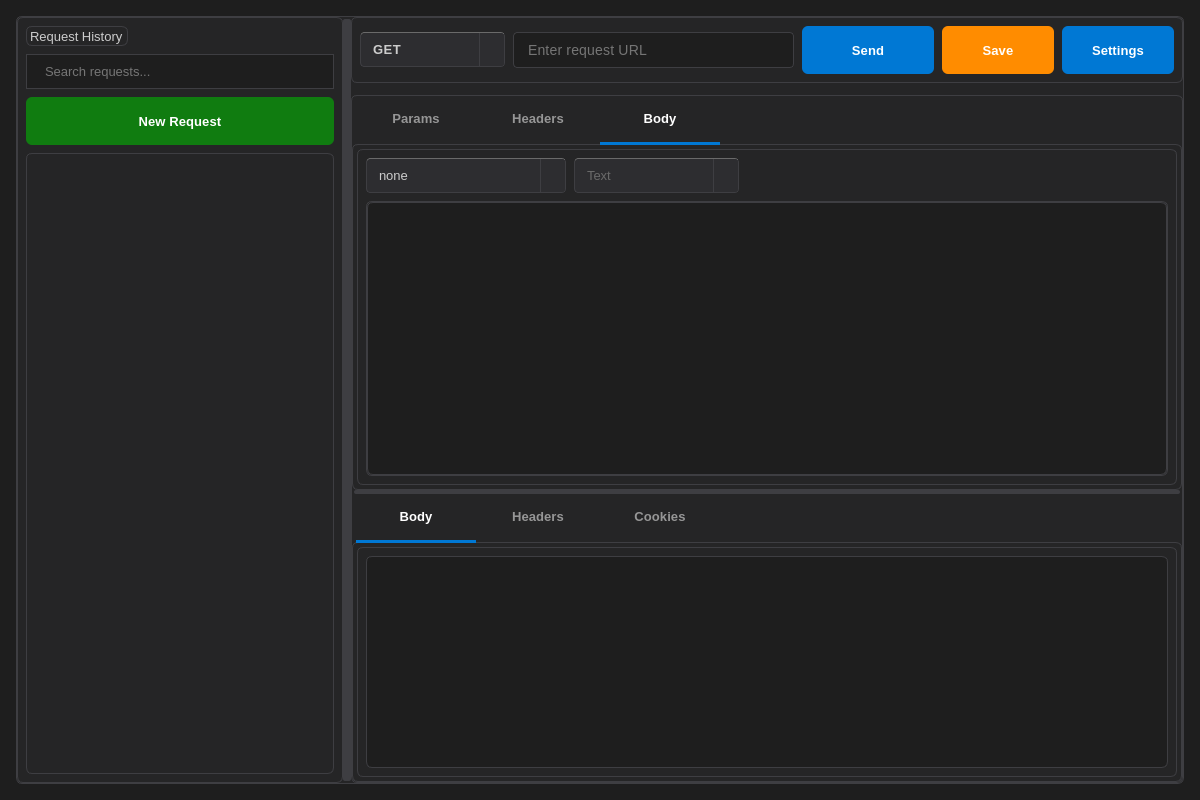
Above: samples/networkrequesttool/NetworkRequestTool.ui from VilasWang/qt-network-request before the change. Below: the same form after it.
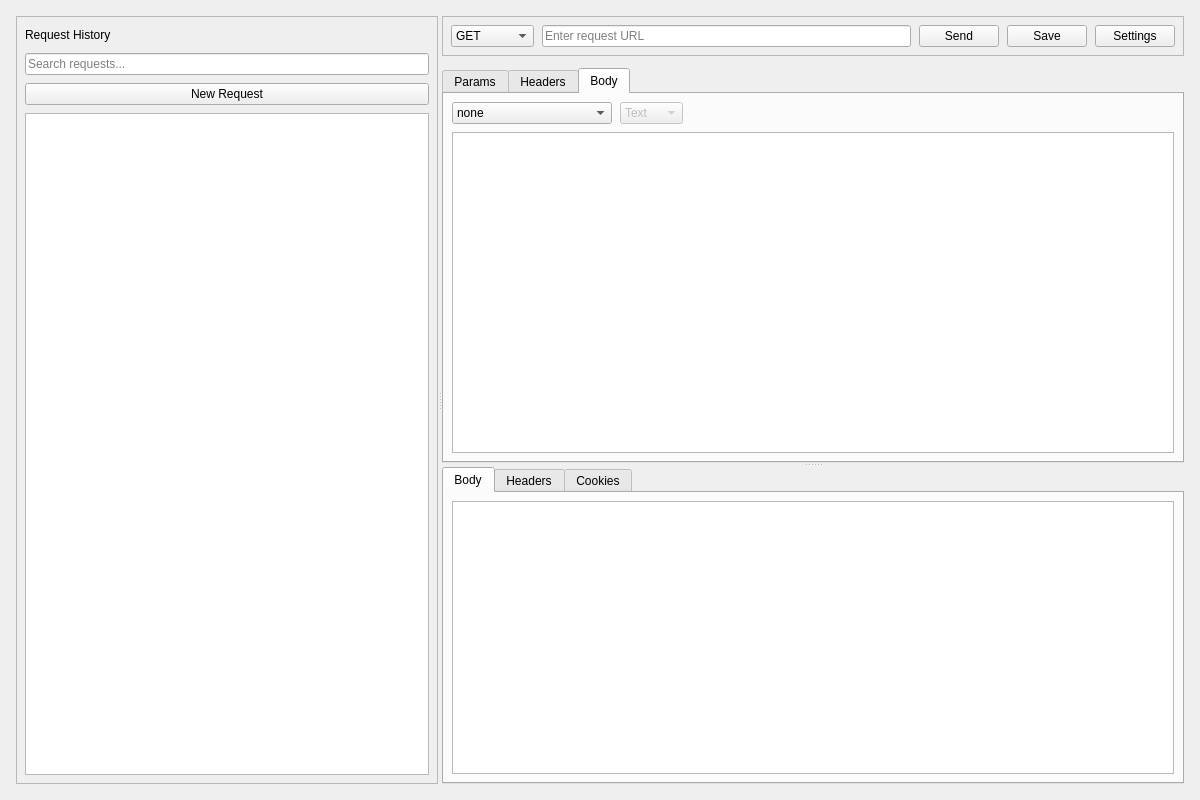
That is the form after the change.

The edit to the form file:
```diff
--- a/samples/networkrequesttool/NetworkRequestTool.ui
+++ b/samples/networkrequesttool/NetworkRequestTool.ui
@@ -13,1004 +13,6 @@
   <property name="windowTitle">
    <string>Request Tool</string>
   </property>
-  <property name="styleSheet">
-   <string notr="true">/* VSCode-Inspired Professional Dark Theme - Qt5 Compatible */
-/* ========================================
-   DESIGN SYSTEM CONSTANTS
-   ======================================== */
-
-/* Color Definitions (Qt5 compatible) */
-/* Background Colors */
-/* BG Primary: #1e1e1e, BG Secondary: #252526, BG Tertiary: #2d2d30 */
-/* Border Colors: Light #3e3e42, Medium #4e4e52 */
-/* Text Colors: Primary #cccccc, Secondary #969696, Disabled #6a6a6a */
-/* Accent Colors: Blue #0078d4, Green #107c10, Orange #ff8c00 */
-/* State Colors: Hover #106ebe, Pressed #005a9e */
-
-/* ========================================
-   GLOBAL STYLES
-   ======================================== */
-
-QMainWindow {
-    background-color: #1e1e1e;
-    color: #cccccc;
-    font-family: 'Segoe UI', 'SF Pro Display', -apple-system, BlinkMacSystemFont, Arial, sans-serif;
-    font-size: 13px;
-    font-weight: 400;
-}
-
-QWidget#centralWidget {
-    background-color: #1e1e1e;
-    color: #cccccc;
-}
-
-/* ========================================
-   CONTAINER STYLES
-   ======================================== */
-
-QFrame {
-    background-color: #252526;
-    border: 1px solid #3e3e42;
-    border-radius: 6px;
-    padding: 0px;
-}
-
-QFrame[frameShape="0"] {
-    border: none;
-    background-color: transparent;
-}
-
-/* ========================================
-   TYPOGRAPHY SYSTEM
-   ======================================== */
-
-QLabel {
-    color: #cccccc;
-    font-size: 13px;
-    font-family: 'Segoe UI', 'SF Pro Display', -apple-system, BlinkMacSystemFont, Arial, sans-serif;
-    font-weight: 400;
-    background-color: transparent;
-}
-
-QLabel.heading {
-    color: #ffffff;
-    font-size: 16px;
-    font-weight: 600;
-    font-family: 'Segoe UI', 'SF Pro Display', -apple-system, BlinkMacSystemFont, Arial, sans-serif;
-    letter-spacing: -0.2px;
-}
-
-QLabel.subheading {
-    color: #cccccc;
-    font-size: 14px;
-    font-weight: 500;
-    font-family: 'Segoe UI', 'SF Pro Display', -apple-system, BlinkMacSystemFont, Arial, sans-serif;
-}
-
-QLabel.small {
-    font-size: 11px;
-    color: #969696;
-    font-weight: 500;
-    text-transform: uppercase;
-    letter-spacing: 0.5px;
-}
-
-/* ========================================
-   INPUT CONTROLS
-   ======================================== */
-
-QLineEdit, QComboBox, QTextEdit {
-    border: 1px solid #3e3e42;
-    border-radius: 4px;
-    padding: 8px 12px;
-    background-color: #1e1e1e;
-    color: #cccccc;
-    font-size: 13px;
-    font-family: 'Segoe UI', 'SF Pro Display', -apple-system, BlinkMacSystemFont, 'Consolas', 'Courier New', monospace;
-    selection-background-color: #0078d4;
-    selection-color: #ffffff;
-}
-
-QLineEdit:focus, QComboBox:focus, QTextEdit:focus {
-    border: 2px solid #0078d4;
-    background-color: #1e1e1e;
-    outline: none;
-    padding: 7px 11px; /* Compensate for 2px border */
-}
-
-QLineEdit:disabled, QComboBox:disabled, QTextEdit:disabled {
-    background-color: #2d2d30;
-    color: #6a6a6a;
-    border-color: #3e3e42;
-}
-
-QLineEdit::placeholder {
-    color: #6a6a6a;
-    font-style: italic;
-}
-
-QLineEdit:hover, QComboBox:hover {
-    border-color: #4e4e52;
-}
-
-QLineEdit:focus:hover, QComboBox:focus:hover {
-    border-color: #0078d4;
-}
-
-/* ========================================
-   COMBOBOX STYLING
-   ======================================== */
-
-QComboBox {
-    min-width: 100px;
-    padding-right: 24px; /* Space for dropdown arrow */
-    text-align: left;
-}
-
-QComboBox QAbstractItemView {
-    background-color: #252526;
-    color: #cccccc;
-    border: 1px solid #4e4e52;
-    selection-background-color: #0078d4;
-    selection-color: #ffffff;
-    outline: none;
-    border-radius: 4px;
-    padding: 4px 0;
-    font-size: 13px;
-}
-
-QComboBox QAbstractItemView::item {
-    padding: 8px 12px;
-    min-height: 20px;
-    border: none;
-    margin: 1px 8px;
-    border-radius: 3px;
-}
-
-/* Note: Qt5 may have limited support for nested pseudo-classes */
-
-QComboBox::drop-down {
-    subcontrol-origin: padding;
-    subcontrol-position: top right;
-    width: 24px;
-    border-left: 1px solid #3e3e42;
-    border-top-right-radius: 3px;
-    border-bottom-right-radius: 3px;
-    background-color: #2d2d30;
-}
-
-QComboBox::drop-down:hover {
-    background-color: #3e3e42;
-    border-left-color: #4e4e52;
-}
-
-QComboBox::drop-down:pressed {
-    background-color: #0078d4;
-    border-left-color: #0078d4;
-}
-
-QComboBox::down-arrow {
-    image: none;
-    width: 0;
-    height: 0;
-    border-left: 5px solid transparent;
-    border-right: 5px solid transparent;
-    border-top: 5px solid #cccccc;
-    margin: 2px;
-}
-
-QComboBox::down-arrow:hover {
-    border-top-color: #ffffff;
-}
-
-QComboBox::down-arrow:pressed {
-    border-top-color: #ffffff;
-}
-
-QComboBox:disabled {
-    background-color: #2d2d30;
-    color: #6a6a6a;
-}
-
-QComboBox:disabled::drop-down {
-    background-color: #2d2d30;
-    border-left-color: #3e3e42;
-}
-
-QComboBox:disabled::down-arrow {
-    border-top-color: #6a6a6a;
-}
-
-/* ========================================
-   TAB WIDGET STYLING
-   ======================================== */
-
-QTabWidget::pane {
-    border: 1px solid #3e3e42;
-    border-radius: 6px;
-    background-color: #252526;
-    padding: 4px;
-    top: -1px;
-}
-
-QTabBar::tab {
-    background-color: transparent;
-    color: #969696;
-    border: none;
-    border-bottom: 3px solid transparent;
-    padding: 12px 20px 14px 20px;
-    margin-right: 2px;
-    font-weight: 500;
-    font-family: 'Segoe UI', 'SF Pro Display', -apple-system, BlinkMacSystemFont, Arial, sans-serif;
-    font-size: 13px;
-    min-width: 80px;
-    min-height: 20px;
-    letter-spacing: 0.1px;
-    line-height: 16px;
-}
-
-QTabBar::tab:selected {
-    color: #ffffff;
-    border-bottom: 3px solid #0078d4;
-    background-color: #252526;
-}
-
-/* Note: Qt5 doesn't support :!selected - simplified hover */
-
-QTabBar::tab:first {
-    margin-left: 4px;
-}
-
-/* ========================================
-   TABLE WIDGET STYLING
-   ======================================== */
-
-QTableWidget {
-    border: 1px solid #3e3e42;
-    border-radius: 6px;
-    background-color: #252526;
-    alternate-background-color: #2d2d30;
-    gridline-color: #3e3e42;
-    selection-background-color: #0078d4;
-    selection-color: #ffffff;
-    font-size: 13px;
-    font-family: 'Segoe UI', 'SF Pro Display', -apple-system, BlinkMacSystemFont, Arial, sans-serif;
-    outline: none;
-}
-
-QTableWidget::item {
-    padding: 8px 12px;
-    border-bottom: 1px solid #3e3e42;
-    color: #cccccc;
-    min-height: 28px;
-    background-color: #252526;
-}
-
-QTableWidget::item:selected {
-    background-color: #0078d4;
-    color: #ffffff;
-}
-
-/* Note: Qt5 doesn't support complex pseudo-classes like :!selected and :alternate:hover:!selected */
-
-/* ========================================
-   TABLE EDITOR STYLING
-   ======================================== */
-
-QTableWidget QLineEdit {
-    background-color: #1e1e1e;
-    color: #cccccc;
-    border: 2px solid #0078d4;
-    padding: 4px 8px;
-    border-radius: 3px;
-    font-size: 12px;
-}
-
-QTableWidget QLineEdit:focus {
-    background-color: #1e1e1e;
-    border: 2px solid #0078d4;
-    outline: none;
-}
-
-QTableWidget QComboBox {
-    background-color: #1e1e1e;
-    color: #cccccc;
-    border: 2px solid #0078d4;
-    padding: 4px 8px;
-    border-radius: 3px;
-    min-height: 20px;
-    font-size: 12px;
-}
-
-QTableWidget QComboBox:focus {
-    background-color: #1e1e1e;
-    border: 2px solid #0078d4;
-    outline: none;
-}
-
-/* ========================================
-   TABLE HEADER STYLING
-   ======================================== */
-
-QHeaderView::section {
-    background-color: #2d2d30;
-    color: #cccccc;
-    padding: 10px 12px;
-    border: none;
-    border-right: 1px solid #3e3e42;
-    border-bottom: 2px solid #0078d4;
-    font-weight: 600;
-    font-size: 12px;
-    font-family: 'Segoe UI', 'SF Pro Display', -apple-system, BlinkMacSystemFont, Arial, sans-serif;
-    letter-spacing: 0.2px;
-    text-transform: uppercase;
-}
-
-QHeaderView::section:first {
-    border-top-left-radius: 6px;
-}
-
-QHeaderView::section:last {
-    border-top-right-radius: 6px;
-    border-right: none;
-}
-
-QHeaderView::section:hover {
-    background-color: #333337;
-    color: #ffffff;
-}
-
-QHeaderView::section:pressed {
-    background-color: #0078d4;
-    color: #ffffff;
-}
-
-/* ========================================
-   LIST WIDGET STYLING
-   ======================================== */
-
-QListWidget {
-    border: 1px solid #3e3e42;
-    border-radius: 6px;
-    background-color: #252526;
-    font-size: 13px;
-    font-family: 'Segoe UI', 'SF Pro Display', -apple-system, BlinkMacSystemFont, Arial, sans-serif;
-    outline: none;
-    padding: 4px;
-}
-
-QListWidget::item {
-    padding: 10px 12px;
-    border: none;
-    margin: 2px;
-    color: #cccccc;
-    border-radius: 4px;
-    background-color: transparent;
-    min-height: 24px;
-}
-
-QListWidget::item:selected {
-    background-color: #0078d4;
-    color: #ffffff;
-}
-
-/* Note: Qt5 doesn't support :hover:!selected - simplified for compatibility */
-
-QListWidget::item:focus {
-    border: 1px solid #0078d4;
-    border-radius: 3px;
-}
-
-/* ========================================
-   BUTTON STYLING SYSTEM
-   ======================================== */
-
-QPushButton {
-    background-color: #0078d4;
-    color: #ffffff;
-    border: none;
-    border-radius: 6px;
-    padding: 8px 16px;
-    font-size: 13px;
-    font-weight: 500;
-    font-family: 'Segoe UI', 'SF Pro Display', -apple-system, BlinkMacSystemFont, Arial, sans-serif;
-    min-width: 80px;
-    min-height: 32px;
-    letter-spacing: 0.1px;
-    text-align: center;
-}
-
-QPushButton:hover {
-    background-color: #106ebe;
-}
-
-QPushButton:pressed {
-    background-color: #005a9e;
-}
-
-QPushButton:disabled {
-    background-color: #3e3e42;
-    color: #6a6a6a;
-}
-
-QPushButton:focus {
-    border: 2px solid #0078d4;
-    padding: 6px 14px;
-}
-
-/* Primary Action Buttons */
-QPushButton#btn_new_request {
-    background-color: #107c10;
-    font-weight: 600;
-}
-
-QPushButton#btn_new_request:hover {
-    background-color: #128a0f;
-}
-
-QPushButton#btn_new_request:pressed {
-    background-color: #0d5e0d;
-}
-
-QPushButton#btn_new_request:focus {
-    border: 2px solid #107c10;
-}
-
-/* Secondary Action Buttons */
-QPushButton#btn_save {
-    background-color: #ff8c00;
-    font-weight: 500;
-}
-
-QPushButton#btn_save:hover {
-    background-color: #ffa500;
-}
-
-QPushButton#btn_save:pressed {
-    background-color: #e67300;
-}
-
-QPushButton#btn_save:focus {
-    border: 2px solid #ff8c00;
-}
-
-/* Primary Action Button */
-QPushButton#btn_send {
-    background-color: #0078d4;
-    font-weight: 600;
-    min-width: 100px;
-}
-
-QPushButton#btn_send:hover {
-    background-color: #106ebe;
-}
-
-QPushButton#btn_send:pressed {
-    background-color: #005a9e;
-}
-
-QPushButton#btn_send:focus {
-    border: 2px solid #0078d4;
-}
-
-/* Small utility buttons - individually styled for Qt5 compatibility */
-QPushButton#btn_add_param {
-    background-color: #3e3e42;
-    color: #cccccc;
-    min-width: 60px;
-    padding: 6px 12px;
-    font-size: 12px;
-    border-radius: 4px;
-}
-
-QPushButton#btn_remove_param {
-    background-color: #3e3e42;
-    color: #cccccc;
-    min-width: 60px;
-    padding: 6px 12px;
-    font-size: 12px;
-    border-radius: 4px;
-}
-
-QPushButton#btn_add_header {
-    background-color: #3e3e42;
-    color: #cccccc;
-    min-width: 60px;
-    padding: 6px 12px;
-    font-size: 12px;
-    border-radius: 4px;
-}
-
-QPushButton#btn_remove_header {
-    background-color: #3e3e42;
-    color: #cccccc;
-    min-width: 60px;
-    padding: 6px 12px;
-    font-size: 12px;
-    border-radius: 4px;
-}
-
-QPushButton#btn_add_body {
-    background-color: #3e3e42;
-    color: #cccccc;
-    min-width: 60px;
-    padding: 6px 12px;
-    font-size: 12px;
-    border-radius: 4px;
-}
-
-QPushButton#btn_remove_body {
-    background-color: #3e3e42;
-    color: #cccccc;
-    min-width: 60px;
-    padding: 6px 12px;
-    font-size: 12px;
-    border-radius: 4px;
-}
-
-/* Hover states */
-QPushButton#btn_add_param:hover,
-QPushButton#btn_remove_param:hover,
-QPushButton#btn_add_header:hover,
-QPushButton#btn_remove_header:hover,
-QPushButton#btn_add_body:hover,
-QPushButton#btn_remove_body:hover {
-    background-color: #4e4e52;
-    color: #ffffff;
-}
-
-/* Pressed states */
-QPushButton#btn_add_param:pressed,
-QPushButton#btn_remove_param:pressed,
-QPushButton#btn_add_header:pressed,
-QPushButton#btn_remove_header:pressed,
-QPushButton#btn_add_body:pressed,
-QPushButton#btn_remove_body:pressed {
-    background-color: #5e5e5e;
-}
-
-/* ========================================
-   SPLITTER STYLING
-   ======================================== */
-
-QSplitter::handle {
-    background-color: #3e3e42;
-    border-radius: 2px;
-}
-
-QSplitter::handle:horizontal {
-    width: 4px;
-    margin: 2px 0;
-}
-
-QSplitter::handle:vertical {
-    height: 4px;
-    margin: 0 2px;
-}
-
-QSplitter::handle:hover {
-    background-color: #0078d4;
-}
-
-QSplitter::handle:pressed {
-    background-color: #005a9e;
-}
-
-/* ========================================
-   MODERN SCROLLBAR STYLING
-   ======================================== */
-
-QScrollBar:vertical {
-    border: none;
-    background-color: #2d2d30;
-    width: 12px;
-    margin: 0;
-    border-radius: 6px;
-}
-
-QScrollBar::handle:vertical {
-    background-color: #4e4e52;
-    border-radius: 6px;
-    min-height: 24px;
-    margin: 2px;
-    border: none;
-}
-
-QScrollBar::handle:vertical:hover {
-    background-color: #5e5e5e;
-}
-
-QScrollBar::handle:vertical:pressed {
-    background-color: #0078d4;
-}
-
-QScrollBar::add-line:vertical, QScrollBar::sub-line:vertical {
-    height: 0px;
-}
-
-QScrollBar::add-page:vertical, QScrollBar::sub-page:vertical {
-    background: none;
-}
-
-QScrollBar:horizontal {
-    border: none;
-    background-color: #2d2d30;
-    height: 12px;
-    margin: 0;
-    border-radius: 6px;
-}
-
-QScrollBar::handle:horizontal {
-    background-color: #4e4e52;
-    border-radius: 6px;
-    min-width: 24px;
-    margin: 2px;
-    border: none;
-}
-
-QScrollBar::handle:horizontal:hover {
-    background-color: #5e5e5e;
-}
-
-QScrollBar::handle:horizontal:pressed {
-    background-color: #0078d4;
-}
-
-QScrollBar::add-line:horizontal, QScrollBar::sub-line:horizontal {
-    width: 0px;
-}
-
-QScrollBar::add-page:horizontal, QScrollBar::sub-page:horizontal {
-    background: none;
-}
-
-/* Scrollbar for specific widgets */
-/* Simplified scrollbars for Qt5 compatibility */
-QTextEdit QScrollBar:vertical {
-    background-color: #252526;
-    width: 10px;
-}
-
-QListWidget QScrollBar:vertical {
-    background-color: #252526;
-    width: 10px;
-}
-
-QTableWidget QScrollBar:vertical {
-    background-color: #252526;
-    width: 10px;
-}
-
-/* Simplified scrollbar handles for Qt5 compatibility */
-QTextEdit QScrollBar::handle:vertical {
-    background-color: #3e3e42;
-    border-radius: 5px;
-    min-height: 20px;
-    margin: 1px;
-}
-
-QListWidget QScrollBar::handle:vertical {
-    background-color: #3e3e42;
-    border-radius: 5px;
-    min-height: 20px;
-    margin: 1px;
-}
-
-QTableWidget QScrollBar::handle:vertical {
-    background-color: #3e3e42;
-    border-radius: 5px;
-    min-height: 20px;
-    margin: 1px;
-}
-
-/* Simplified scrollbar hover for Qt5 compatibility */
-QTextEdit QScrollBar::handle:vertical:hover {
-    background-color: #4e4e52;
-}
-
-QListWidget QScrollBar::handle:vertical:hover {
-    background-color: #4e4e52;
-}
-
-QTableWidget QScrollBar::handle:vertical:hover {
-    background-color: #4e4e52;
-}
-
-/* ========================================
-   MODERN DIALOG AND MESSAGE BOX STYLING
-   ======================================== */
-
-QMessageBox {
-    background-color: #2d2d30;
-    color: #cccccc;
-    border: 1px solid #4e4e52;
-    border-radius: 8px;
-    font-family: 'Segoe UI', 'SF Pro Display', -apple-system, BlinkMacSystemFont, Arial, sans-serif;
-}
-
-QMessageBox QPushButton {
-    background-color: #0078d4;
-    color: #ffffff;
-    border: none;
-    border-radius: 6px;
-    padding: 8px 16px;
-    font-size: 13px;
-    font-weight: 500;
-    font-family: 'Segoe UI', 'SF Pro Display', -apple-system, BlinkMacSystemFont, Arial, sans-serif;
-    min-width: 80px;
-    min-height: 32px;
-    letter-spacing: 0.1px;
-}
-
-QMessageBox QPushButton:hover {
-    background-color: #106ebe;
-}
-
-QMessageBox QPushButton:pressed {
-    background-color: #005a9e;
-}
-
-QMessageBox QLabel {
-    color: #cccccc;
-    font-size: 13px;
-    font-family: 'Segoe UI', 'SF Pro Display', -apple-system, BlinkMacSystemFont, Arial, sans-serif;
-    background-color: transparent;
-}
-
-QMessageBox QTextEdit {
-    background-color: #1e1e1e;
-    color: #cccccc;
-    border: 1px solid #3e3e42;
-    border-radius: 6px;
-    font-size: 13px;
-    font-family: 'Consolas', 'Courier New', monospace;
-    selection-background-color: #0078d4;
-    selection-color: #ffffff;
-}
-
-/* ========================================
-   QDIALOG STYLING
-   ======================================== */
-
-QDialog {
-    background-color: #1e1e1e;
-    color: #cccccc;
-    font-family: 'Segoe UI', 'SF Pro Display', -apple-system, BlinkMacSystemFont, Arial, sans-serif;
-    font-size: 13px;
-}
-
-/* ========================================
-   GROUP BOX STYLING  (matches QFrame)
-   ======================================== */
-
-QGroupBox {
-    background-color: #252526;
-    border: 1px solid #3e3e42;
-    border-radius: 6px;
-    margin-top: 14px;
-    padding: 10px 12px 10px 12px;
-    font-size: 13px;
-    font-weight: 400;
-    color: #cccccc;
-}
-
-QGroupBox::title {
-    subcontrol-origin: margin;
-    subcontrol-position: top left;
-    left: 12px;
-    top: 0px;
-    padding: 3px 12px;
-    color: #ffffff;
-    font-size: 14px;
-    font-weight: 500;
-    font-family: 'Segoe UI', 'SF Pro Display', -apple-system, BlinkMacSystemFont, Arial, sans-serif;
-    background-color: #252526;
-    border-radius: 4px;
-}
-
-/* ========================================
-   CHECKBOX STYLING
-   ======================================== */
-
-QCheckBox {
-    color: #cccccc;
-    font-size: 13px;
-    font-family: 'Segoe UI', 'SF Pro Display', -apple-system, BlinkMacSystemFont, Arial, sans-serif;
-    spacing: 8px;
-    background-color: transparent;
-    padding: 2px 0;
-}
-
-QCheckBox::indicator {
-    width: 18px;
-    height: 18px;
-    border: 1px solid #3e3e42;
-    border-radius: 3px;
-    background-color: #1e1e1e;
-}
-
-QCheckBox::indicator:hover {
-    border-color: #4e4e52;
-}
-
-QCheckBox::indicator:checked {
-    background-color: #0078d4;
-    border-color: #0078d4;
-}
-
-QCheckBox::indicator:checked:hover {
-    background-color: #106ebe;
-}
-
-QCheckBox::indicator:disabled {
-    background-color: #2d2d30;
-    border-color: #3e3e42;
-}
-
-/* ========================================
-   SPINBOX STYLING  (matches QLineEdit)
-   ======================================== */
-
-QSpinBox {
-    border: 1px solid #3e3e42;
-    border-radius: 4px;
-    padding: 8px 12px;
-    background-color: #1e1e1e;
-    color: #cccccc;
-    font-size: 13px;
-    font-family: 'Segoe UI', 'SF Pro Display', -apple-system, BlinkMacSystemFont, 'Consolas', 'Courier New', monospace;
-    selection-background-color: #0078d4;
-    selection-color: #ffffff;
-    min-height: 20px;
-}
-
-QSpinBox:focus {
-    border: 2px solid #0078d4;
-    padding: 7px 11px;
-}
-
-QSpinBox:hover {
-    border-color: #4e4e52;
-}
-
-QSpinBox:disabled {
-    background-color: #2d2d30;
-    color: #6a6a6a;
-    border-color: #3e3e42;
-}
-
-QSpinBox::up-button, QSpinBox::down-button {
-    border: none;
-    background-color: #2d2d30;
-    width: 20px;
-    border-radius: 2px;
-    margin: 1px;
-}
-
-QSpinBox::up-button:hover, QSpinBox::down-button:hover {
-    background-color: #3e3e42;
-}
-
-QSpinBox::up-button:pressed {
-    background-color: #0078d4;
-}
-
-QSpinBox::down-button:pressed {
-    background-color: #0078d4;
-}
-
-QSpinBox::up-arrow {
-    image: none;
-    width: 0;
-    height: 0;
-    border-left: 4px solid transparent;
-    border-right: 4px solid transparent;
-    border-bottom: 5px solid #cccccc;
-}
-
-QSpinBox::down-arrow {
-    image: none;
-    width: 0;
-    height: 0;
-    border-left: 4px solid transparent;
-    border-right: 4px solid transparent;
-    border-top: 5px solid #cccccc;
-}
-
-QSpinBox::up-arrow:hover, QSpinBox::down-arrow:hover {
-    /* Simplified for Qt5 — changed border-color is sufficient */
-}
-
-/* ========================================
-   DIALOG BUTTON BOX STYLING
-   ======================================== */
-
-QDialogButtonBox {
-    background-color: transparent;
-    button-layout: 2; /* Qt::WindowsLayout */
-}
-
-QDialogButtonBox QPushButton {
-    min-width: 90px;
-}
-
-/* ========================================
-   RESPONSE TEXT EDITORS STYLING
-   ======================================== */
-
-QTextEdit#textEdit_response_headers,
-QTextEdit#textEdit_response_body,
-QTextEdit#textEdit_body {
-    background-color: #1e1e1e;
-    color: #cccccc;
-    selection-background-color: #0078d4;
-    selection-color: #ffffff;
-    font-size: 13px;
-    font-family: 'Consolas', 'Courier New', monospace;
-    padding: 12px;
-    border: 1px solid #3e3e42;
-    border-radius: 6px;
-}
-
-QTextEdit#textEdit_response_headers:focus,
-QTextEdit#textEdit_response_body:focus,
-QTextEdit#textEdit_body:focus {
-    border: 2px solid #0078d4;
-    padding: 11px;
-}
-
-/* Read-only text editors - simplified for Qt5 */
-/* Note: Qt5 has limited support for :read-only pseudo-class */
-
-/* ========================================
-   FINAL VISUAL ENHANCEMENTS
-   ======================================== */
-
-/* Focus indicators for all interactive elements */
-QLineEdit:focus,
-QComboBox:focus,
-QTextEdit:focus,
-QTableWidget:focus,
-QListWidget:focus,
-QTabBar::tab:selected {
-    outline: 2px solid #0078d4;
-    outline-offset: 1px;
-}
-
-/* Enhanced disabled state styling */
-*:disabled {
-    color: #6a6a6a;
-    opacity: 0.7;
-}
-
-/* Smooth transitions for better UX - simplified for Qt5 */
-/* Note: Qt5 has limited transition support */
-
-/* High contrast mode support - simplified for Qt5 */
-/* Note: Qt5 doesn't support @media queries - this is for documentation only */
-
-/* Special styling for URL input field */
-QLineEdit#lineEdit_url {
-    font-family: 'Consolas', 'Courier New', 'SF Mono', monospace;
-    font-size: 14px;
-    letter-spacing: 0.2px;
-}
-
-/* Enhanced search field styling */
-QLineEdit#lineEdit_search {
-    border-radius: 20px;
-    padding-left: 16px;
-    font-style: normal;
-}
-
-/* Method combobox specific styling */
-QComboBox#cmb_method {
-    font-weight: 600;
-    text-transform: uppercase;
-    letter-spacing: 0.5px;
-    min-width: 80px;
-}</string>
-  </property>
   <widget class="QWidget" name="centralWidget">
    <layout class="QHBoxLayout" name="horizontalLayout">
     <property name="spacing">
```
